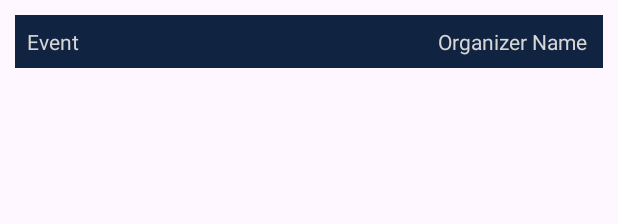
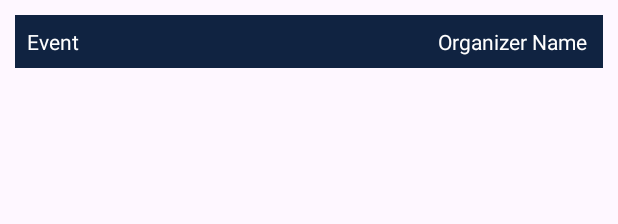
Before and after one commit to CMPUT301W24T35/QRCheckIn, an Android app: the layout event_content.xml on its own in the app's theme, with its tools: preview values and no code run, on a phone screen of 412 x 824 dp. Shown: the top 224 px of the screen. Run offline under Robolectric (Android 15) with nearby library versions, the phone set to English and light mode, and no system bars.

Commit message:
change event_content.xml

```diff
--- a/app/app/src/main/res/layout/event_content.xml
+++ b/app/app/src/main/res/layout/event_content.xml
@@ -15,7 +15,7 @@
         android:padding="8dp"
         android:text="Event"
         android:background="#102341"
-        android:textColor="@color/white"
+        android:textColor="@color/White"
         android:textSize="14sp"
         android:ellipsize="end"
         android:maxLines="1" />
@@ -29,7 +29,7 @@
         android:padding="8dp"
         android:text="Organizer Name"
         android:textSize="14sp"
-        android:textColor="@color/white"
+        android:textColor="@color/White"
         android:ellipsize="end"
         android:maxLines="1" />
 
```
